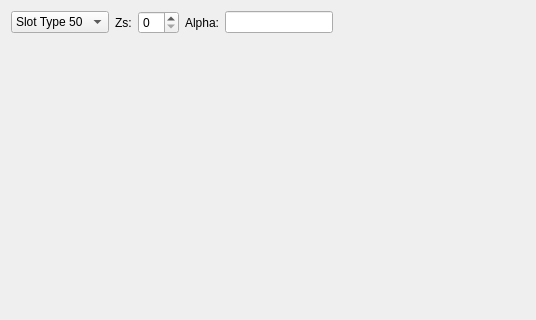
First picture: the form in pyleecan/GUI/Dialog/DMachineSetup/DNotch/WNotch/WNotch.ui, repository Eomys/pyleecan, before the edit; both pictures show x 0 to 536 and y 0 to 320 of the 760 by 490 pixel window.
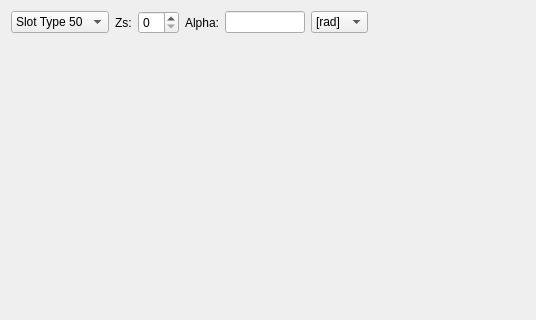
Second picture: the form after the edit. Custom widgets are drawn as their Qt base class.

Patch:
```diff
--- a/pyleecan/GUI/Dialog/DMachineSetup/DNotch/WNotch/WNotch.ui
+++ b/pyleecan/GUI/Dialog/DMachineSetup/DNotch/WNotch/WNotch.ui
@@ -86,6 +86,26 @@
          <verstretch>0</verstretch>
         </sizepolicy>
        </property>
+       <property name="maximumSize">
+        <size>
+         <width>80</width>
+         <height>16777215</height>
+        </size>
+       </property>
+      </widget>
+     </item>
+     <item>
+      <widget class="QComboBox" name="c_alpha_unit">
+       <item>
+        <property name="text">
+         <string>[rad]</string>
+        </property>
+       </item>
+       <item>
+        <property name="text">
+         <string>[deg]</string>
+        </property>
+       </item>
       </widget>
      </item>
      <item>
```
Left out of the diff: 2 changed lines with no effect on the pictures.
